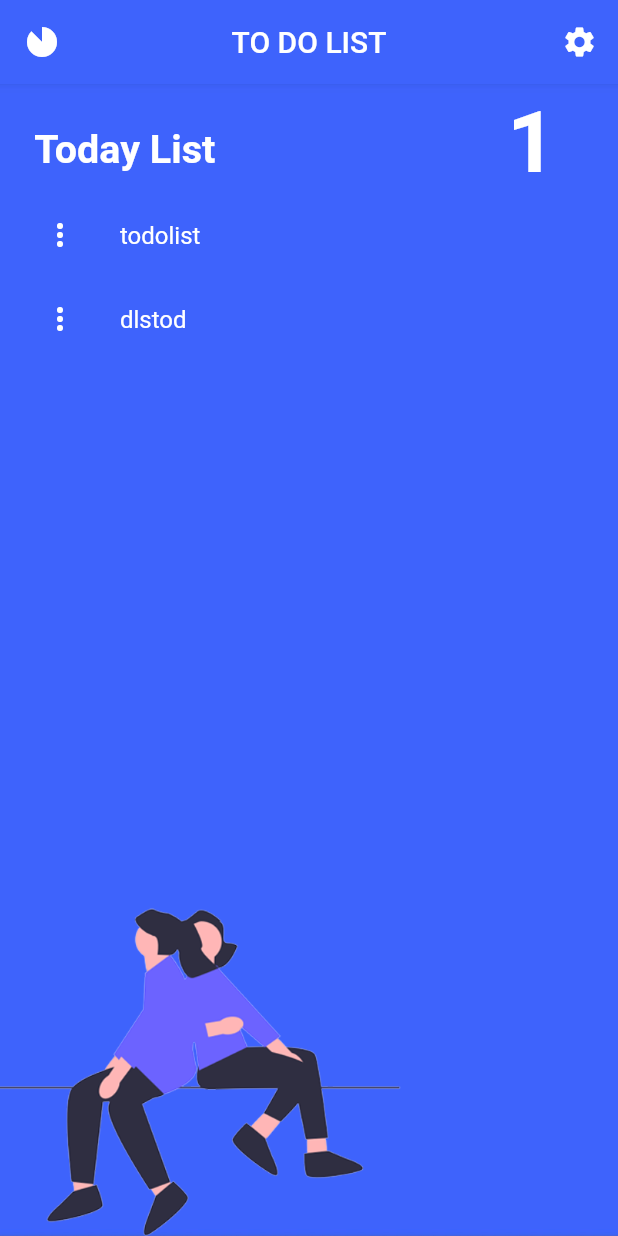
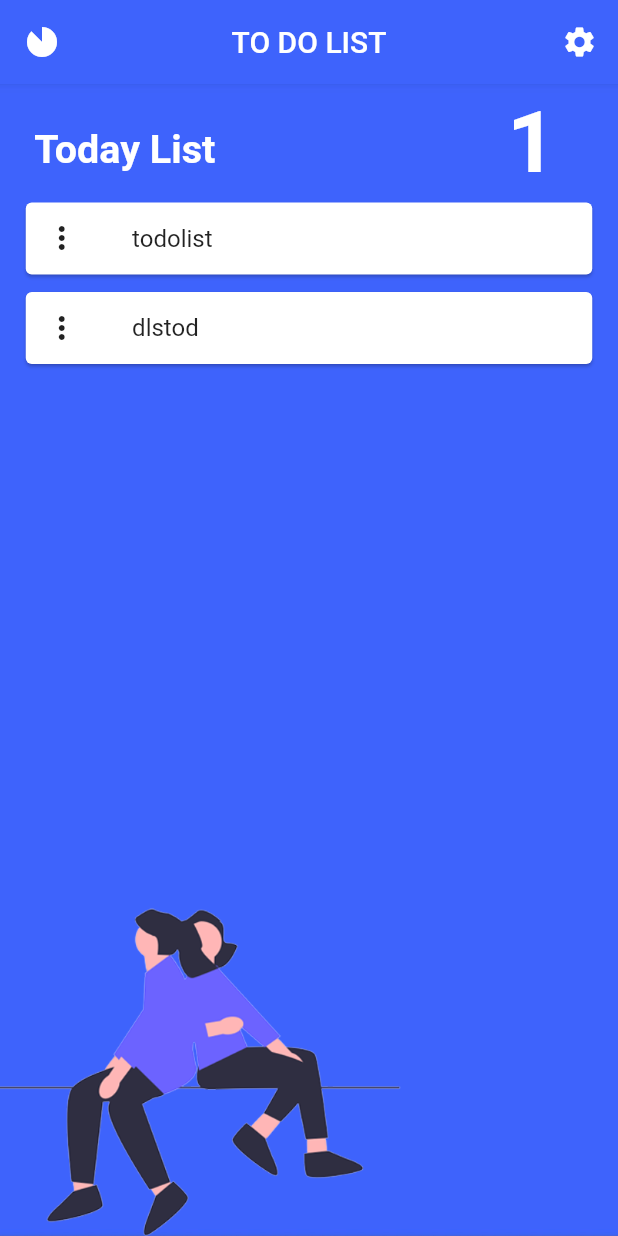
Before and after one commit to ljyo2o9/To_do_List, a Flutter app: the HomePage screen opened directly, on a phone screen of 412 x 824 dp. Run offline on Flutter 3.47's test engine with Material 2 defaults, Android fonts, the phone set to English and light mode, and no system bars; our stand-ins replace flutter_screenutil, introduction_screen, shared_preferences; accounts and stored records are empty.

Commit message:
Listtile Card로 바꾸기

```diff
--- a/lib/screen/body.dart
+++ b/lib/screen/body.dart
@@ -45,12 +45,27 @@ Container body() {
           child: ListView.builder(
             itemCount: todolist.length,
             itemBuilder: (context, index) {
-              return ListTile(
-                textColor: Colors.white,
-                iconColor: Colors.white,
-                leading: IconButton(
-                    icon: const Icon(Icons.more_vert), onPressed: () {}),
-                title: Text(todolist[index]['title']),
+              return Card(
+                color: Colors.white,
+                margin: EdgeInsets.fromLTRB(15.w, 5.h, 15.w, 5.w),
+                child: Column(
+                  children: [
+                    Row(
+                      mainAxisAlignment: MainAxisAlignment.start,
+                      children: [
+                        IconButton(
+                            //Plus
+                            onPressed: () {},
+                            icon: const Icon(Icons.more_vert)),
+                        SizedBox(width: 20.w),
+                        Text(
+                          todolist[index]['title'],
+                          style: TextStyle(fontSize: 14.sp),
+                        ),
+                      ],
+                    ),
+                  ],
+                ),
               );
             },
           ),
```
